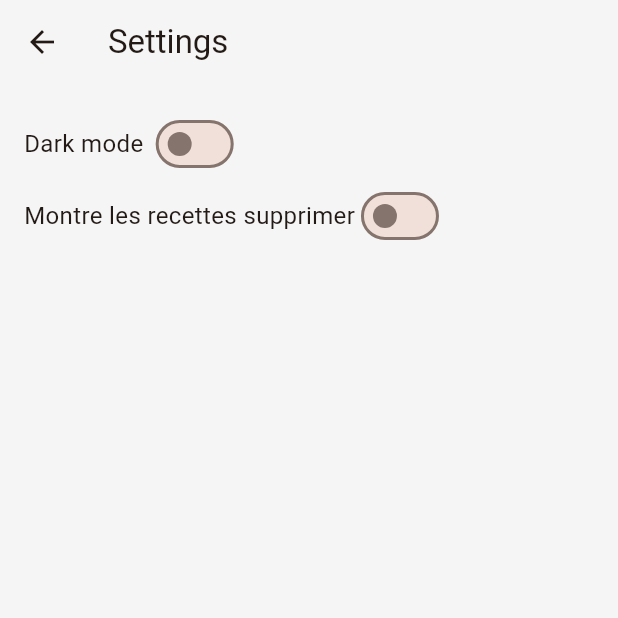
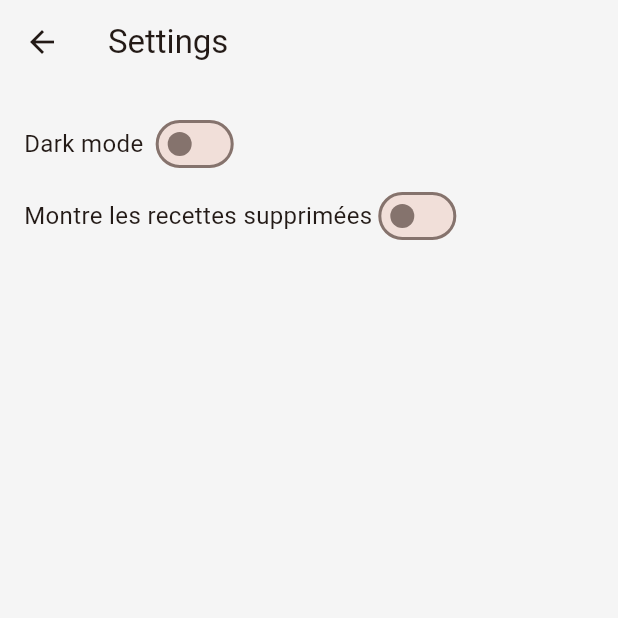
Before and after one commit to Boudiz/recipes, a Flutter app: the screen it shows after launch, in the side drawer, after a tap on "Settings", on a phone screen of 412 x 824 dp, the top half of it. Run offline on Flutter 3.47's test engine with Material 3 defaults, Android fonts, the phone set to English and light mode, and no system bars; our stand-ins replace shared_preferences, sqflite, tuple, wakelock_plus; accounts and stored records are empty.

Commit message:
minor text and color fixes

```diff
--- a/lib/settings.dart
+++ b/lib/settings.dart
@@ -71,7 +71,7 @@ class _SettingsPageState extends State<SettingsPage> {
               ),
               Row(
                 children: [
-                  Text("Montre les recettes supprimer"),
+                  Text("Montre les recettes supprimées"),
                   Switch(
                     value: context.watch<SettingsProvider>().showDeleted,
                     onChanged: (value) {
```
Also changed, not shown: lib/widgets/recipe_page.dart (+11 -8 lines).
